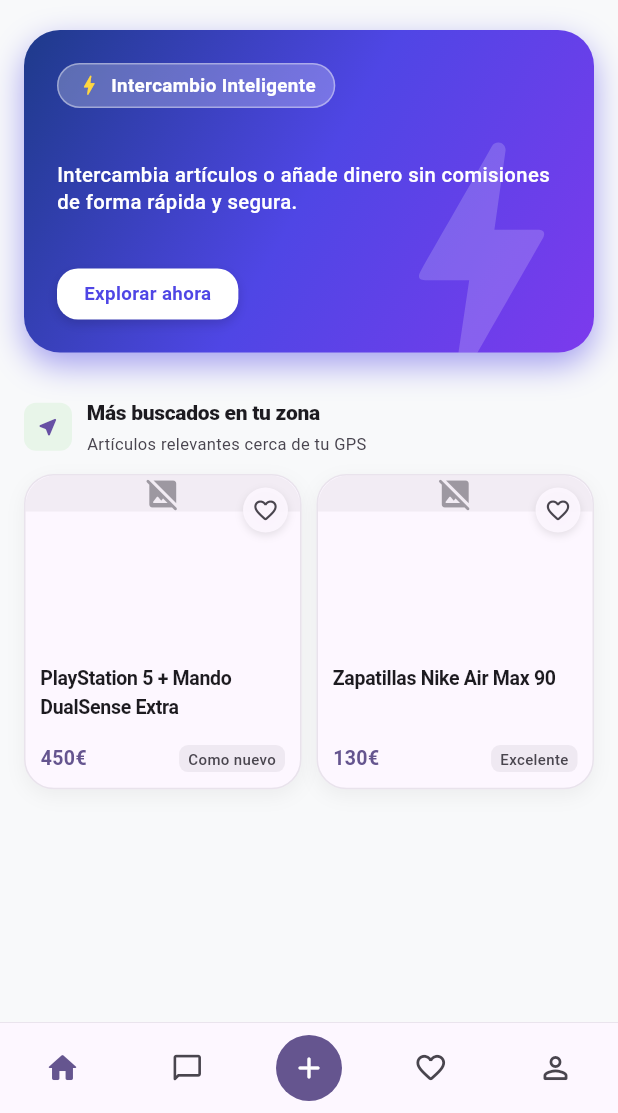
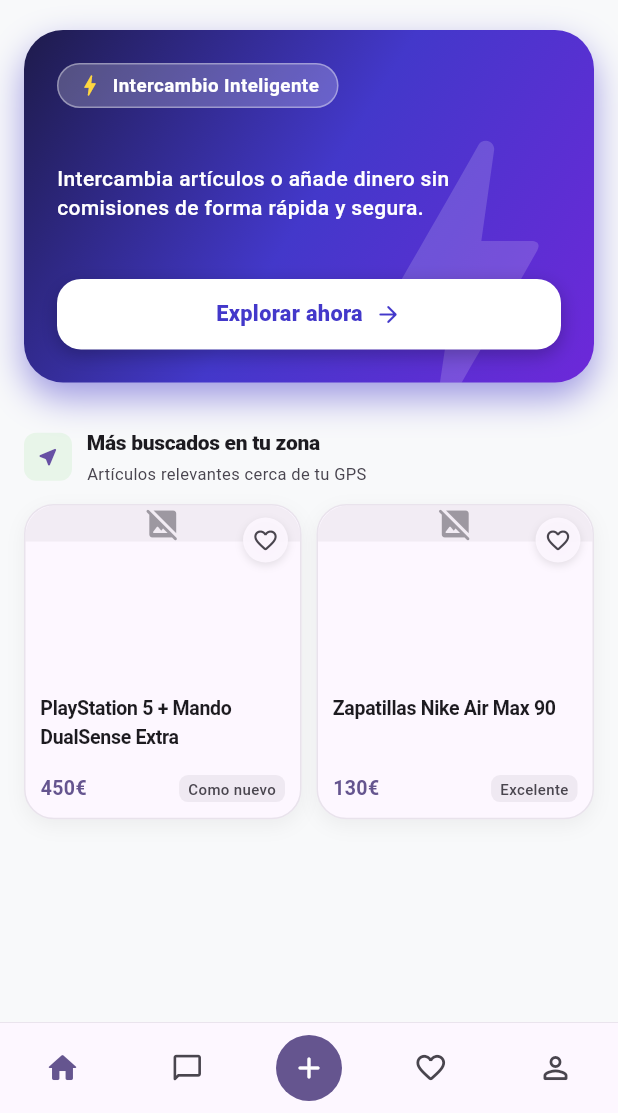
Before and after one commit to lledoandreu-84/trueke-privacy, a Flutter app: the screen it shows once a user with an empty profile is signed in, on a phone screen of 412 x 824 dp, the part 123-1236 px from its top. Run offline on Flutter 3.47's test engine with Material 3 defaults, Android fonts, the phone set to English and light mode, and no system bars; our stand-ins replace firebase_core, firebase_messaging, flutter_dotenv, flutter_map, flutter_riverpod, freezed_annotation and 6 more; accounts and stored records are empty; network calls fail.

Commit message:
feat(home): upgrade promo banner to 235px hero size with high-converting CTA button

```diff
--- a/lib/features/home/widgets/promo_banner.dart
+++ b/lib/features/home/widgets/promo_banner.dart
@@ -8,33 +8,33 @@ class PromoBanner extends StatelessWidget {
   Widget build(BuildContext context) {
     return Container(
       width: double.infinity,
-      height: 215,
+      height: 235,
       decoration: BoxDecoration(
         gradient: const LinearGradient(
-          colors: [Color(0xFF1E3A8A), Color(0xFF4F46E5), Color(0xFF7C3AED)],
+          colors: [Color(0xFF1E1B4B), Color(0xFF4338CA), Color(0xFF6D28D9)],
           begin: Alignment.topLeft,
           end: Alignment.bottomRight,
         ),
-        borderRadius: BorderRadius.circular(24),
+        borderRadius: BorderRadius.circular(26),
         boxShadow: [
           BoxShadow(
-            color: const Color(0xFF4F46E5).withValues(alpha: 0.5),
-            blurRadius: 18,
-            offset: const Offset(0, 8),
+            color: const Color(0xFF4338CA).withValues(alpha: 0.5),
+            blurRadius: 20,
+            offset: const Offset(0, 10),
           ),
         ],
       ),
       child: ClipRRect(
-        borderRadius: BorderRadius.circular(24),
+        borderRadius: BorderRadius.circular(26),
         child: Stack(
           children: [
             Positioned(
-              right: -25,
-              bottom: -35,
+              right: -30,
+              bottom: -40,
               child: Icon(
                 Icons.bolt_rounded,
-                size: 200,
-                color: Colors.white.withValues(alpha: 0.18),
+                size: 230,
+                color: Colors.white.withValues(alpha: 0.16),
               ),
             ),
             Padding(
@@ -46,17 +46,17 @@ class PromoBanner extends StatelessWidget {
                   Container(
                     padding: const EdgeInsets.symmetric(horizontal: 12, vertical: 5),
                     decoration: BoxDecoration(
-                      color: Colors.white.withValues(alpha: 0.25),
+                      color: Colors.white.withValues(alpha: 0.22),
                       borderRadius: BorderRadius.circular(20),
                       border: Border.all(
-                        color: Colors.white.withValues(alpha: 0.4),
+                        color: Colors.white.withValues(alpha: 0.38),
                         width: 1,
                       ),
                     ),
                     child: const Row(
                       mainAxisSize: MainAxisSize.min,
                       children: [
-                        Icon(Icons.bolt_rounded, color: Colors.amberAccent, size: 17),
+                        Icon(Icons.bolt_rounded, color: Colors.amberAccent, size: 18),
                         SizedBox(width: 6),
                         Text(
                           'Intercambio Inteligente',
@@ -64,26 +64,22 @@ class PromoBanner extends StatelessWidget {
                             color: Colors.white,
                             fontSize: 12.5,
                             fontWeight: FontWeight.bold,
+                            letterSpacing: 0.3,
                           ),
                         ),
                       ],
                     ),
                   ),
-                  const Column(
-                    crossAxisAlignment: CrossAxisAlignment.start,
-                    children: [
-                      Text(
+                  const Text(
                     'Intercambia artículos o añade dinero sin comisiones de forma rápida y segura.',
                     style: TextStyle(
                       color: Colors.white,
-                          fontSize: 13.5,
+                      fontSize: 14,
                       height: 1.35,
                       fontWeight: FontWeight.w500,
                     ),
                     maxLines: 2,
                     overflow: TextOverflow.ellipsis,
-                      ),
-                    ],
                   ),
                   GestureDetector(
                     onTap: () {
@@ -95,25 +91,38 @@ class PromoBanner extends StatelessWidget {
                       );
                     },
                     child: Container(
-                      padding: const EdgeInsets.symmetric(horizontal: 18, vertical: 8),
+                      width: double.infinity,
+                      padding: const EdgeInsets.symmetric(vertical: 13),
                       decoration: BoxDecoration(
                         color: Colors.white,
-                        borderRadius: BorderRadius.circular(14),
+                        borderRadius: BorderRadius.circular(16),
                         boxShadow: [
                           BoxShadow(
-                            color: Colors.black.withValues(alpha: 0.15),
-                            blurRadius: 6,
-                            offset: const Offset(0, 3),
+                            color: Colors.black.withValues(alpha: 0.25),
+                            blurRadius: 10,
+                            offset: const Offset(0, 4),
                           ),
                         ],
                       ),
-                      child: const Text(
+                      child: const Row(
+                        mainAxisAlignment: MainAxisAlignment.center,
+                        children: [
+                          Text(
                             'Explorar ahora',
                             style: TextStyle(
-                          color: Color(0xFF4F46E5),
-                          fontWeight: FontWeight.bold,
-                          fontSize: 12.5,
+                              color: Color(0xFF4338CA),
+                              fontWeight: FontWeight.w800,
+                              fontSize: 14.5,
+                              letterSpacing: 0.2,
                             ),
+                          ),
+                          SizedBox(width: 8),
+                          Icon(
+                            Icons.arrow_forward_rounded,
+                            color: Color(0xFF4338CA),
+                            size: 18,
+                          ),
+                        ],
                       ),
                     ),
                   ),
```
Lines whose indentation alone changed are shown as unchanged.
